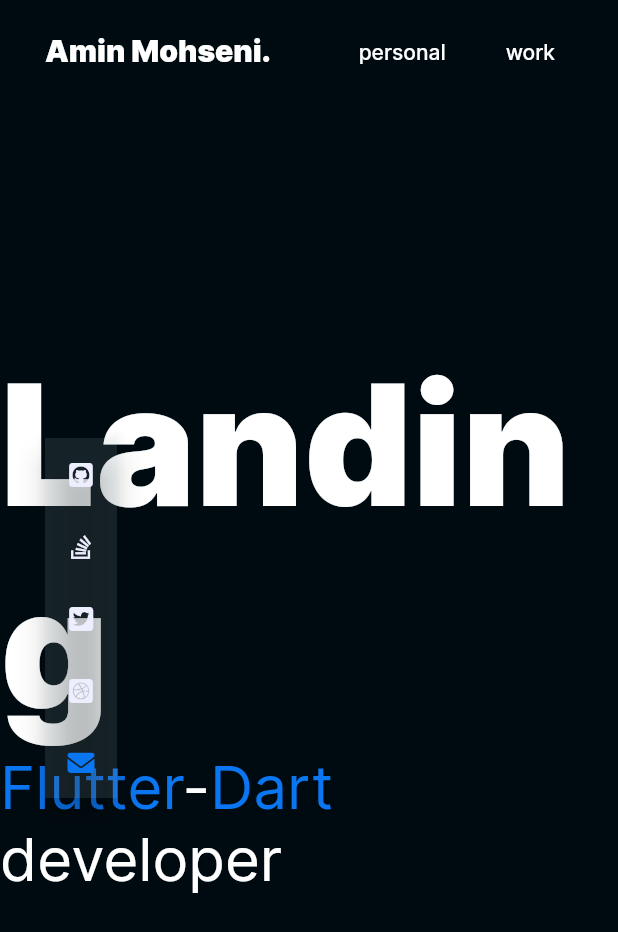
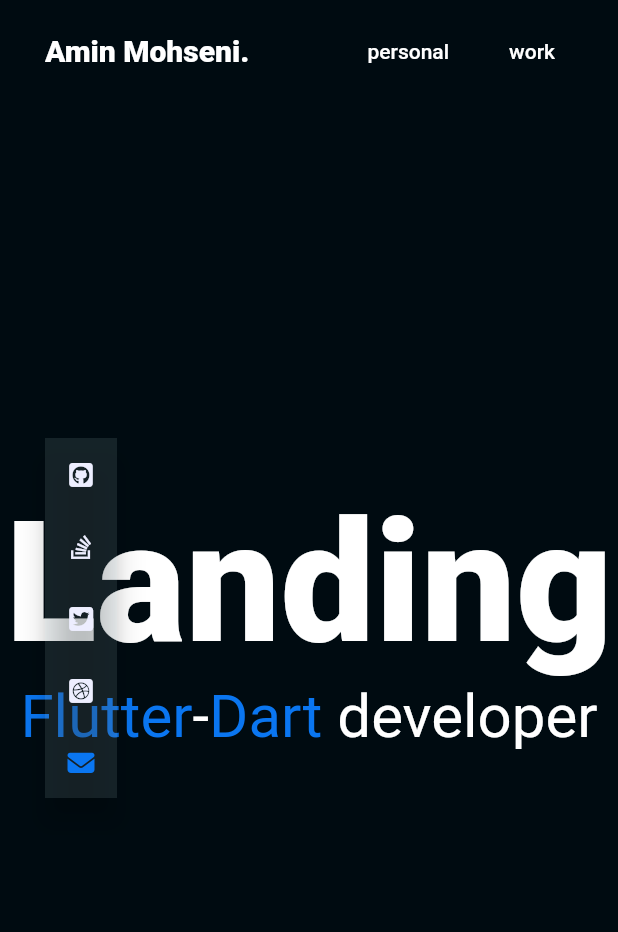
Before and after one commit to aminnzo/enzoboi, a Flutter app: the LandingPage screen opened directly, on a phone screen of 412 x 824 dp. Shown: the top 932 px of the screen. Run offline on Flutter 3.47's test engine with Material 2 defaults, Android fonts, the phone set to English and light mode, and no system bars; our stand-ins replace font_awesome_flutter, google_fonts.

Commit message:
use google fonts instead of local asset

````diff
--- a/lib/theme/app_text_style.dart
+++ b/lib/theme/app_text_style.dart
@@ -1,8 +1,6 @@
-import 'package:enzoboi/utils/constants.dart';
 import 'package:flutter/material.dart';
 
 class AppTextStyle {
-  static const String _defaultFont = kFontName;
   static const Color _defaultColor = Colors.white;
 
   /// # Largest of the display styles.
@@ -14,10 +12,7 @@
   /// size = 57
   /// fontWeight = regular
   static TextStyle displayLarge(BuildContext context) =>
-      Theme.of(context).textTheme.displayLarge!.copyWith(
-            color: _defaultColor,
-            fontFamily: _defaultFont,
-          );
+      Theme.of(context).textTheme.displayLarge!.copyWith(color: _defaultColor);
 
   /// # Middle size of the display styles.
   /// As the largest text on the screen, display styles are reserved for short,
@@ -28,10 +23,7 @@
   /// size = 45
   /// fontWeight = regular
   static TextStyle displayMedium(BuildContext context) =>
-      Theme.of(context).textTheme.displayMedium!.copyWith(
-            color: _defaultColor,
-            fontFamily: _defaultFont,
-          );
+      Theme.of(context).textTheme.displayMedium!.copyWith(color: _defaultColor);
 
   /// # Smallest of the display styles.
   /// As the largest text on the screen, display styles are reserved for short,
@@ -42,10 +34,7 @@
   /// size = 36
   /// fontWeight = regular
   static TextStyle displaySmall(BuildContext context) =>
-      Theme.of(context).textTheme.displaySmall!.copyWith(
-            color: _defaultColor,
-            fontFamily: _defaultFont,
-          );
+      Theme.of(context).textTheme.displaySmall!.copyWith(color: _defaultColor);
 
   /// # Largest of the headline styles
   /// Headline styles are smaller than display styles.
@@ -56,10 +45,7 @@
   /// size = 32
   /// fontWeight = regular
   static TextStyle headlineLarge(BuildContext context) =>
-      Theme.of(context).textTheme.headlineLarge!.copyWith(
-            color: _defaultColor,
-            fontFamily: _defaultFont,
-          );
+      Theme.of(context).textTheme.headlineLarge!.copyWith(color: _defaultColor);
 
   /// # Middle size of the headline styles.
   /// Headline styles are smaller than display styles.
@@ -69,11 +55,10 @@
   /// color = white
   /// size = 28
   /// fontWeight = regular
-  static TextStyle headlineMedium(BuildContext context) =>
-      Theme.of(context).textTheme.headlineMedium!.copyWith(
-            color: _defaultColor,
-            fontFamily: _defaultFont,
-          );
+  static TextStyle headlineMedium(BuildContext context) => Theme.of(context)
+      .textTheme
+      .headlineMedium!
+      .copyWith(color: _defaultColor);
 
   /// # Smallest of the headline styles.
   /// Headline styles are smaller than display styles.
@@ -84,10 +69,7 @@
   /// size = 24
   /// fontWeight = regular
   static TextStyle headlineSmall(BuildContext context) =>
-      Theme.of(context).textTheme.headlineSmall!.copyWith(
-            color: _defaultColor,
-            fontFamily: _defaultFont,
-          );
+      Theme.of(context).textTheme.headlineSmall!.copyWith(color: _defaultColor);
 
   /// # Largest of the title styles.
   /// Titles are smaller than headline styles and should be used for shorter,
@@ -98,10 +80,7 @@
   /// size = 22
   /// fontWeight = medium
   static TextStyle titleLarge(BuildContext context) =>
-      Theme.of(context).textTheme.titleLarge!.copyWith(
-            color: _defaultColor,
-            fontFamily: _defaultFont,
-          );
+      Theme.of(context).textTheme.titleLarge!.copyWith(color: _defaultColor);
 
   /// # Middle size of the title styles.
   /// Titles are smaller than headline styles and should be used for shorter,
@@ -112,23 +91,18 @@
   /// size = 16
   /// fontWeight = medium
   static TextStyle titleMedium(BuildContext context) =>
-      Theme.of(context).textTheme.titleMedium!.copyWith(
-            color: _defaultColor,
-            fontFamily: _defaultFont,
-          );
+      Theme.of(context).textTheme.titleMedium!.copyWith(color: _defaultColor);
 
   /// # Smallest of the title styles.
-  /// Titles are smaller than headline styles and should be used for shorter, medium-emphasis text.
+  /// Titles are smaller than headline styles and should be used for shorter,
+  /// medium-emphasis text.
   ///
   /// ```dart
   /// color = white
   /// size = 14
   /// fontWeight = medium
   static TextStyle titleSmall(BuildContext context) =>
-      Theme.of(context).textTheme.titleSmall!.copyWith(
-            color: _defaultColor,
-            fontFamily: _defaultFont,
-          );
+      Theme.of(context).textTheme.titleSmall!.copyWith(color: _defaultColor);
 
   /// # Largest of the label styles.
   /// Label styles are smaller, utilitarian styles, used for areas of the UI
@@ -140,10 +114,7 @@
   /// size = 14
   /// fontWeight = medium
   static TextStyle labelLarge(BuildContext context) =>
-      Theme.of(context).textTheme.labelLarge!.copyWith(
-            color: _defaultColor,
-            fontFamily: _defaultFont,
-          );
+      Theme.of(context).textTheme.labelLarge!.copyWith(color: _defaultColor);
 
   /// # Middle size of the label styles.
   /// Label styles are smaller, utilitarian styles,
@@ -155,10 +126,7 @@
   /// size = 12
   /// fontWeight = medium
   static TextStyle labelMedium(BuildContext context) =>
-      Theme.of(context).textTheme.labelMedium!.copyWith(
-            color: _defaultColor,
-            fontFamily: _defaultFont,
-          );
+      Theme.of(context).textTheme.labelMedium!.copyWith(color: _defaultColor);
 
   /// # Smallest of the label styles.
   /// Label styles are smaller, utilitarian styles,
@@ -170,10 +138,7 @@
   /// size = 11
   /// fontWeight = medium
   static TextStyle labelSmall(BuildContext context) =>
-      Theme.of(context).textTheme.labelSmall!.copyWith(
-            color: _defaultColor,
-            fontFamily: _defaultFont,
-          );
+      Theme.of(context).textTheme.labelSmall!.copyWith(color: _defaultColor);
 
   /// # Largest of the body styles.
   /// Body styles are used for longer passages of text.
@@ -183,10 +148,7 @@
   /// size = 16
   /// fontWeight = regular
   static TextStyle bodyLarge(BuildContext context) =>
-      Theme.of(context).textTheme.bodyLarge!.copyWith(
-            color: _defaultColor,
-            fontFamily: _defaultFont,
-          );
+      Theme.of(context).textTheme.bodyLarge!.copyWith(color: _defaultColor);
 
   /// # Middle size of the body styles.
   /// Body styles are used for longer passages of text.
@@ -197,10 +159,7 @@
   /// size = 14
   /// fontWeight = regular
   static TextStyle bodyMedium(BuildContext context) =>
-      Theme.of(context).textTheme.bodyMedium!.copyWith(
-            color: _defaultColor,
-            fontFamily: _defaultFont,
-          );
+      Theme.of(context).textTheme.bodyMedium!.copyWith(color: _defaultColor);
 
   /// # Smallest of the body styles.
   /// Body styles are used for longer passages of text.
@@ -210,8 +169,5 @@
   /// size = 12
   /// fontWeight = regular
   static TextStyle bodySmall(BuildContext context) =>
-      Theme.of(context).textTheme.bodySmall!.copyWith(
-            color: _defaultColor,
-            fontFamily: _defaultFont,
-          );
+      Theme.of(context).textTheme.bodySmall!.copyWith(color: _defaultColor);
 }
--- a/lib/theme/app_theme.dart
+++ b/lib/theme/app_theme.dart
@@ -1,5 +1,6 @@
 import 'package:enzoboi/utils/constants.dart';
 import 'package:flutter/material.dart';
+import 'package:google_fonts/google_fonts.dart';
 
 final ThemeData appThemeData = ThemeData(
   brightness: Brightness.dark,
@@ -7,7 +8,7 @@
   scaffoldBackgroundColor: kBackgroundColor,
   primaryColor: kPrimaryColor,
   appBarTheme: const AppBarTheme(backgroundColor: kBackgroundColor),
-  fontFamily: kFontName,
+  textTheme: GoogleFonts.encodeSansSemiCondensedTextTheme(),
   colorScheme: ColorScheme.fromSwatch(
     backgroundColor: kBackgroundColor,
     brightness: Brightness.dark,
--- a/lib/utils/constants.dart
+++ b/lib/utils/constants.dart
@@ -13,8 +13,6 @@
 const Color kDribbbleColor = Color(0x4DB75EAF);
 const Color kEmailColor = Color(0x4DBEBEBE);
 
-const String kFontName = "Inter";
-
 const helloTexts = [
   "Hello",
   "नमस्ते",
````
Also changed, not shown: pubspec.yaml (+1 -24 lines), assets/fonts/Inter-Black.ttf (deleted), assets/fonts/Inter-Bold.ttf (deleted), assets/fonts/Inter-ExtraBold.ttf (deleted), assets/fonts/Inter-ExtraLight.ttf (deleted), assets/fonts/Inter-Light.ttf (deleted), assets/fonts/Inter-Medium.ttf (deleted), assets/fonts/Inter-Regular.ttf (deleted), assets/fonts/Inter-SemiBold.ttf (deleted), assets/fonts/Inter-Thin.ttf (deleted), pubspec.lock.
